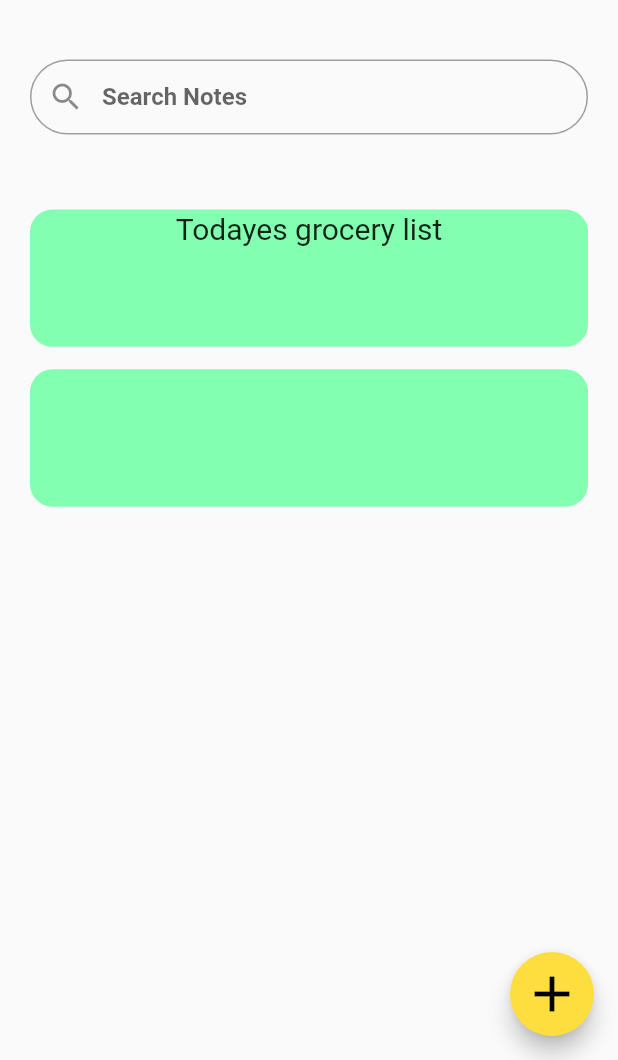
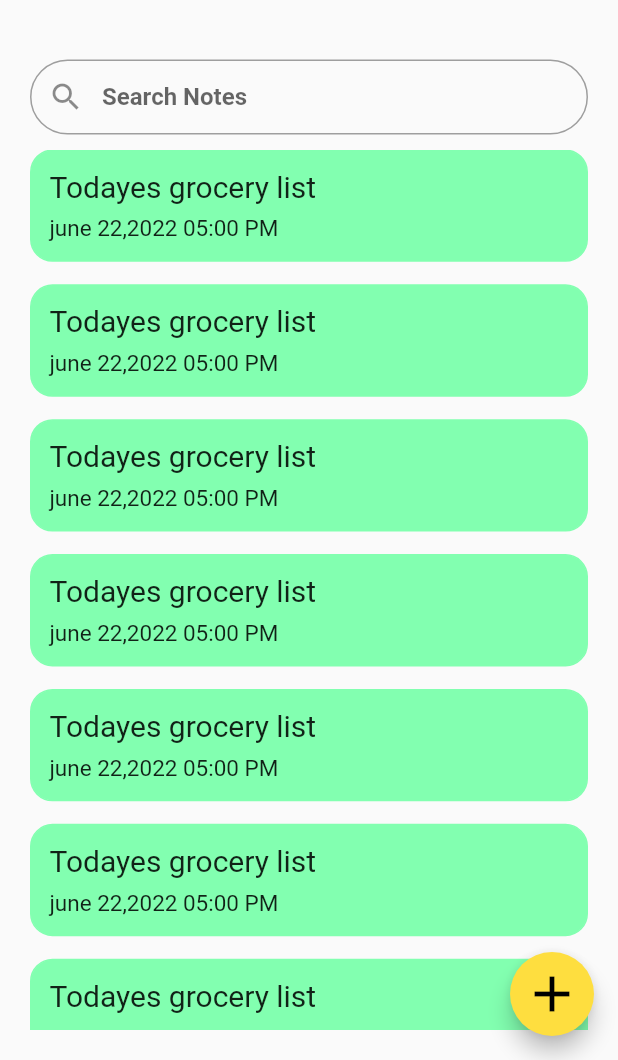
Before and after one commit to MohamedBoraie/NotePad, a Flutter app: the layoutScreen screen opened directly, on a phone screen of 412 x 824 dp, the part 176-1236 px from its top. Run offline on Flutter 3.47's test engine with Material 2 defaults, Android fonts, the phone set to English and light mode, and no system bars.

Commit message:
change ListIteam

```diff
--- a/lib/Layout/Layout/layoutScreen.dart
+++ b/lib/Layout/Layout/layoutScreen.dart
@@ -1,90 +1,100 @@
-
 import 'package:flutter/cupertino.dart';
 import 'package:flutter/material.dart';
 
 import '../../shared/Component.dart';
 
-class layoutScreen extends StatefulWidget{
-
+class layoutScreen extends StatefulWidget {
   @override
   State<layoutScreen> createState() => _layoutScreenState();
 }
 
 class _layoutScreenState extends State<layoutScreen> {
-
   @override
   Widget build(BuildContext context) {
     final size = MediaQuery.of(context).size;
     return GestureDetector(
-     onTap: (){
+      onTap: () {
         FocusScope.of(context).unfocus();
       },
       child: Scaffold(
-     floatingActionButton:FloatingActionButton(
+        floatingActionButton: FloatingActionButton(
           backgroundColor: const Color(0xffFEDE3F),
-       onPressed: () {  },
-       child: const Icon(Icons.add,color: Colors.black,size: 40,),
-     ) ,
+          onPressed: () {},
+          child: const Icon(
+            Icons.add,
+            color: Colors.black,
+            size: 40,
+          ),
+        ),
         body: Padding(
           padding: const EdgeInsets.all(20),
           child: Column(
             crossAxisAlignment: CrossAxisAlignment.start,
             children: [
               const Padding(
-           padding:  EdgeInsetsDirectional.only(top: 50
-           ,
-             bottom:   40       ),
-           child: Text('NotePad',style: TextStyle(
+                padding: EdgeInsetsDirectional.only(top: 50, bottom: 40),
+                child: Text(
+                  'NotePad',
+                  style: TextStyle(
                     fontWeight: FontWeight.bold,
                     fontSize: 40,
-           ),),
+                  ),
+                ),
               ),
               MyTextFormField(
                 label: 'Search Notes',
-           prefixIcon:Icons.search,
+                prefixIcon: Icons.search,
                 keyboardType: TextInputType.text,
                 borderRadius: 30,
+
                 maxHeight: 50,
+              ),
+
+              Expanded(
+                child: Column(
+                  children: [
+
+                    Expanded(
+                      child: ListView.separated(
+                          itemBuilder: (context, index) => Container(
+                                child: Padding(
+                                  padding: const EdgeInsets.all(12),
+                                  child: Column(
+                crossAxisAlignment: CrossAxisAlignment.start,
+                                    children:  [
+                                      const Text(
+                                        'Todayes grocery list',
 
 
+                                        style: TextStyle(fontSize: 20,),
                                       ),
-         const SizedBox(height: 40,),
-         Column(
-           children: [
-             Container(
-child: Column(
-  children: [
-    Text('Todayes grocery list',style: TextStyle(fontSize: 20),)
+                                      Spacer(),
+                                      const Text(
+                                        'june 22,2022 05:00 PM',
+
+
+                                        style: TextStyle(fontSize: 15,),
+                                      ),
                                     ],
-
                                   ),
-                 height: size.height/9,
+                                ),
+                                height: size.height / 11,
                                 width: double.infinity,
                                 decoration: BoxDecoration(
-                   color:const Color(0xff82FFB0),
-
+                                  color: const Color(0xff82FFB0),
                                   borderRadius: BorderRadius.circular(15),
-border: Border.all(color:const Color(0xff82FFB0)),
-
+                                  border:
+                                      Border.all(color: const Color(0xff82FFB0)),
                                 ),
                                 clipBehavior: Clip.hardEdge,
                               ),
-             const SizedBox(height: 15,),
-             Container(
-                 clipBehavior:Clip.antiAliasWithSaveLayer,
-               height: size.height/9,
-decoration: BoxDecoration(
-
-  color:const Color(0xff82FFB0),
-
-  borderRadius: BorderRadius.circular(15),
-
-
+                          separatorBuilder: (context, index) => const SizedBox(
+                                height: 15,
+                              ),
+                          itemCount: 15),
                     )
+                  ],
                 ),
-
-
-           ],
               ),
             ],
           ),
--- a/lib/main.dart
+++ b/lib/main.dart
@@ -21,7 +21,7 @@ class MyApp extends StatelessWidget {
       //web RTc
         primarySwatch: Colors.purple,
       ),
-      home: HomePage()
+      home: layoutScreen()
     );
   }
 }
--- a/lib/test.dart
+++ b/lib/test.dart
@@ -36,12 +36,12 @@ List<String> chat =['hi','hi','hi','hi','hi','hi','hi','hi','hi',];
                 child: Padding(
                   padding: const EdgeInsets.symmetric(horizontal: 15.0),
                   child: ListTile(
-
+onTap: (){},
                     title:  Text(chat[index],style: TextStyle(
                         color: Colors.white,fontSize: 30) ,),
                     leading: CircleAvatar(
-                        radius: 20,
-                        child: Icon(CupertinoIcons.settings)),
+                        radius: 25,
+                        child: Icon(CupertinoIcons.arrow_turn_up_right)),
                   ),
                 ),
               );
```
Lines whose indentation alone changed are shown as unchanged.
